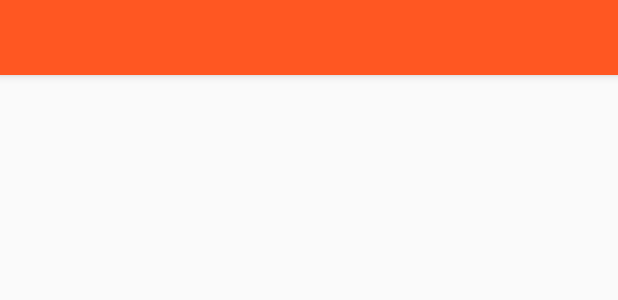
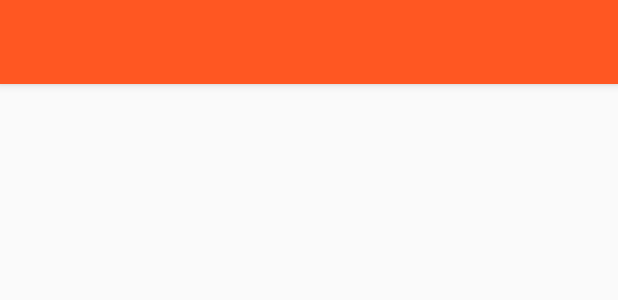
Before and after one commit to omrishi1216/MusicRO, an Android app: the layout toolbar.xml on its own in the app's theme, with its tools: preview values and no code run, on a phone screen of 412 x 824 dp. Shown: the top 300 px of the screen. Run offline under Robolectric (Android 15) with nearby library versions, the phone set to English and light mode, and no system bars.

```diff
--- a/app/src/main/res/layout/toolbar.xml
+++ b/app/src/main/res/layout/toolbar.xml
@@ -1,9 +1,9 @@
 <?xml version="1.0" encoding="utf-8"?>
 <Toolbar xmlns:android="http://schemas.android.com/apk/res/android"
-    android:layout_width="match_parent" android:layout_height="50dp"
+    android:layout_width="match_parent" android:layout_height="wrap_content"
     android:id="@+id/toolbar"
     android:background="#FF5722"
     android:elevation="4dp"
-    android:orientation="vertical">
+    >
 
 </Toolbar>
```
Also changed, not shown: app/src/main/java/com/rishidholkheria/musicro/MainActivity.java (+19 -3 lines), 2 other files.
